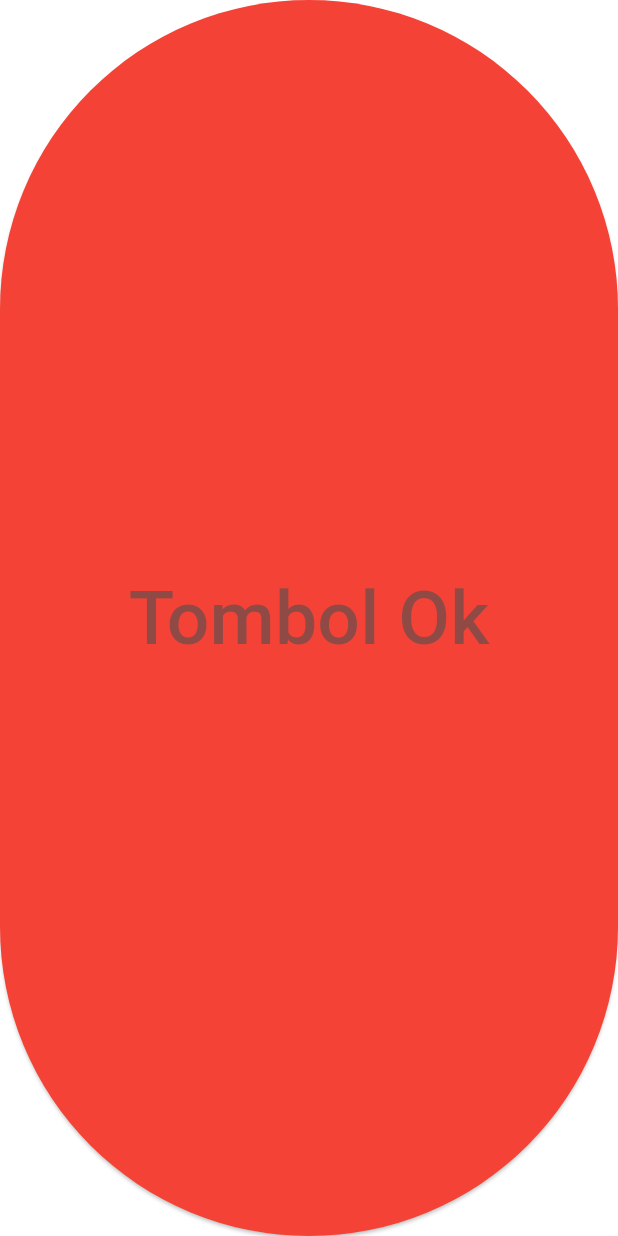
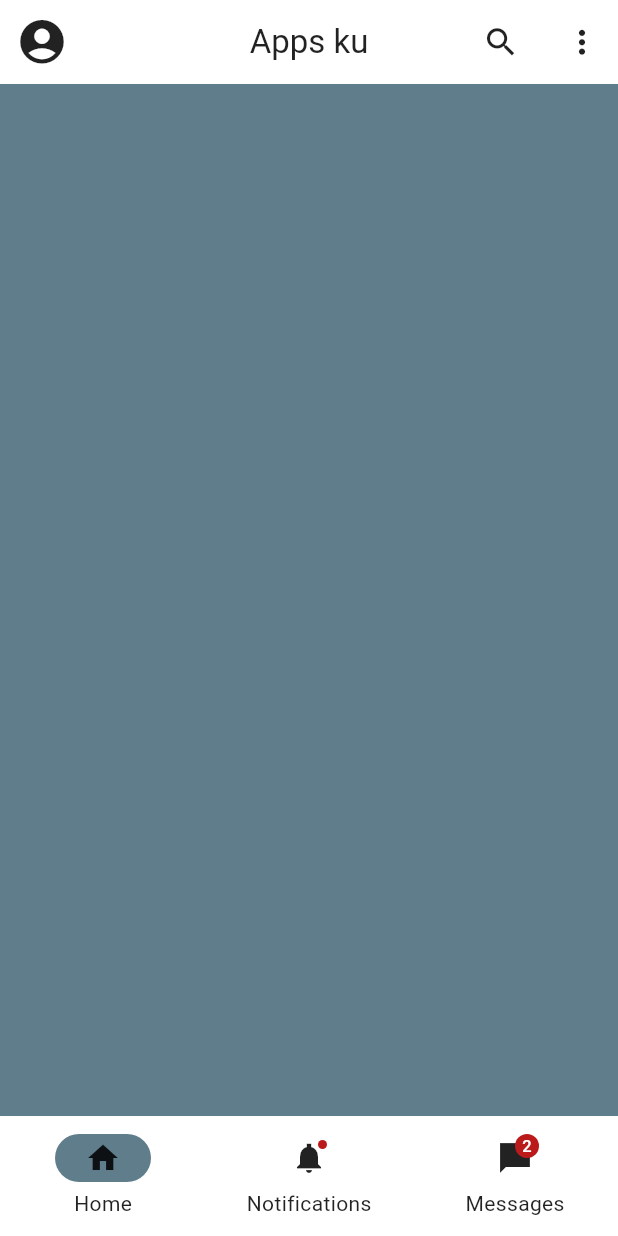
Before and after one commit to sucintasalsabila/SIB6B---Perangkat_Bergerak, a Flutter app: the screen it shows after launch, on a phone screen of 412 x 824 dp. Run offline on Flutter 3.47's test engine with Material 3 defaults, Android fonts, the phone set to English and light mode, and no system bars.

Commit message:
Initial Commit Project Flutter

```diff
--- a/lib/main.dart
+++ b/lib/main.dart
@@ -30,8 +30,42 @@
         // tested with just a hot reload.
         colorScheme: .fromSeed(seedColor: Colors.redAccent),
       ),
-      debugShowCheckedModeBanner: true,
-      home: ElevatedButton(onPressed: (){}, child: Text('Tombol Ok', style: TextStyle(fontSize: 50),), style: ButtonStyle(backgroundColor: WidgetStatePropertyAll (Colors.red)),),
+      debugShowCheckedModeBanner: false,
+      home: Scaffold(
+        backgroundColor: Colors.blueGrey,
+        appBar: AppBar(
+          title: Text('Apps ku'),
+          centerTitle: true,
+          backgroundColor: Colors.white,
+          foregroundColor: Colors.black87,
+          leading: Icon(Icons.account_circle, color: Colors.black87, size: 35,),
+          actions: [
+            IconButton(onPressed: (){}, icon: Icon(Icons.search, size: 25,),),
+            Padding(padding: EdgeInsets.all(3)),
+            IconButton(onPressed: (){}, icon: Icon(Icons.more_vert, size: 25,),),
+          ],
+        ),
+        bottomNavigationBar: NavigationBar(
+          backgroundColor: Colors.white,
+          indicatorColor: Colors.blueGrey,
+          labelTextStyle: WidgetStatePropertyAll(TextStyle(color: Colors.black87)),
+          destinations: const <Widget>[
+            NavigationDestination(
+              selectedIcon: Icon(Icons.home, color: Colors.black87,),
+              icon: Icon(Icons.home_outlined),
+              label: 'Home',
+            ),
+            NavigationDestination(
+              icon: Badge(child: Icon(Icons.notifications_sharp, color: Colors.black87,)),
+              label: 'Notifications',
+            ),
+            NavigationDestination(
+              icon: Badge(label: Text('2'), child: Icon(Icons.messenger_sharp, color: Colors.black87,)),
+              label: 'Messages',
+            ),
+          ],
+        ),
+      )
     );
   }
 }
```
